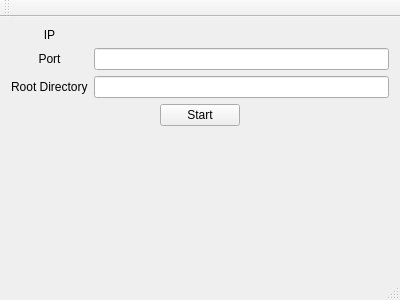
sonichy/HTYServer, file mainwindow.ui: the form before one commit.
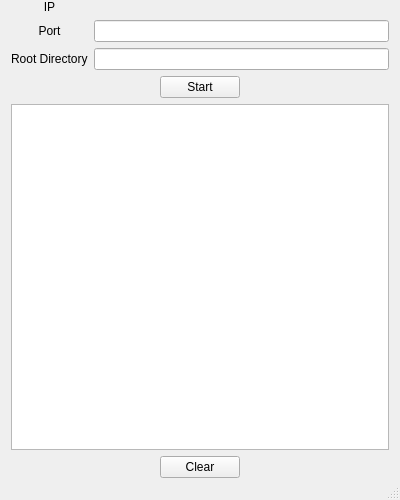
The form after the commit. Icons and pictures are not drawn.

```diff
--- a/mainwindow.ui
+++ b/mainwindow.ui
@@ -7,7 +7,7 @@
     <x>0</x>
     <y>0</y>
     <width>400</width>
-    <height>300</height>
+    <height>500</height>
    </rect>
   </property>
   <property name="windowTitle">
@@ -19,6 +19,12 @@
   </property>
   <widget class="QWidget" name="centralWidget">
    <layout class="QVBoxLayout" name="verticalLayout">
+    <property name="topMargin">
+     <number>0</number>
+    </property>
+    <property name="bottomMargin">
+     <number>0</number>
+    </property>
     <item>
      <layout class="QGridLayout" name="gridLayout">
       <item row="2" column="0">
@@ -108,17 +114,44 @@
      </layout>
     </item>
     <item>
-     <spacer name="verticalSpacer">
+     <widget class="QTextBrowser" name="textBrowser"/>
+    </item>
+    <item>
+     <layout class="QHBoxLayout" name="horizontalLayout_2">
+      <item>
+       <spacer name="horizontalSpacer_3">
       <property name="orientation">
-       <enum>Qt::Vertical</enum>
+         <enum>Qt::Horizontal</enum>
       </property>
       <property name="sizeHint" stdset="0">
        <size>
-        <width>20</width>
-        <height>40</height>
+          <width>40</width>
+          <height>20</height>
        </size>
       </property>
      </spacer>
+      </item>
+      <item>
+       <widget class="QPushButton" name="pushButton_clear">
+        <property name="text">
+         <string>Clear</string>
+        </property>
+       </widget>
+      </item>
+      <item>
+       <spacer name="horizontalSpacer_4">
+        <property name="orientation">
+         <enum>Qt::Horizontal</enum>
+        </property>
+        <property name="sizeHint" stdset="0">
+         <size>
+          <width>40</width>
+          <height>20</height>
+         </size>
+        </property>
+       </spacer>
+      </item>
+     </layout>
     </item>
    </layout>
   </widget>
@@ -132,14 +165,6 @@
     </rect>
    </property>
   </widget>
-  <widget class="QToolBar" name="mainToolBar">
-   <attribute name="toolBarArea">
-    <enum>TopToolBarArea</enum>
-   </attribute>
-   <attribute name="toolBarBreak">
-    <bool>false</bool>
-   </attribute>
-  </widget>
   <widget class="QStatusBar" name="statusBar"/>
  </widget>
  <layoutdefault spacing="6" margin="11"/>
```
Left out of the diff: 3 changed lines with no effect on the pictures. Lines whose indentation alone changed are shown as unchanged.
